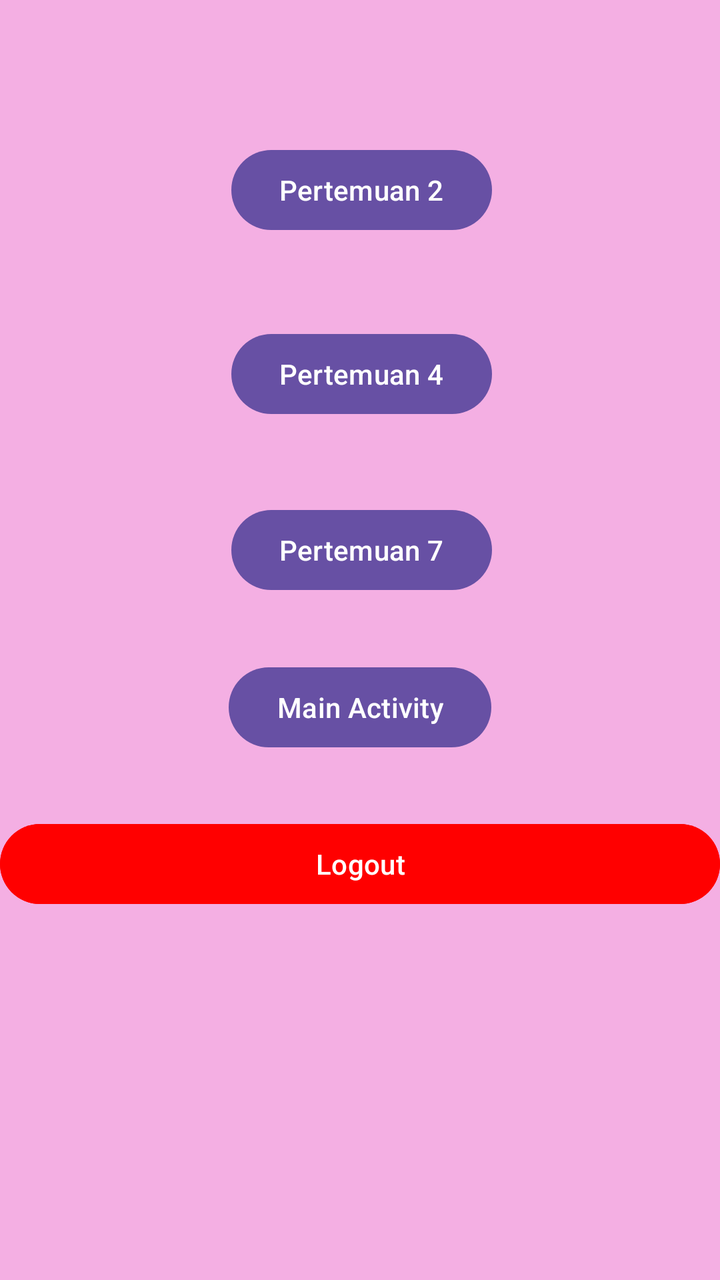
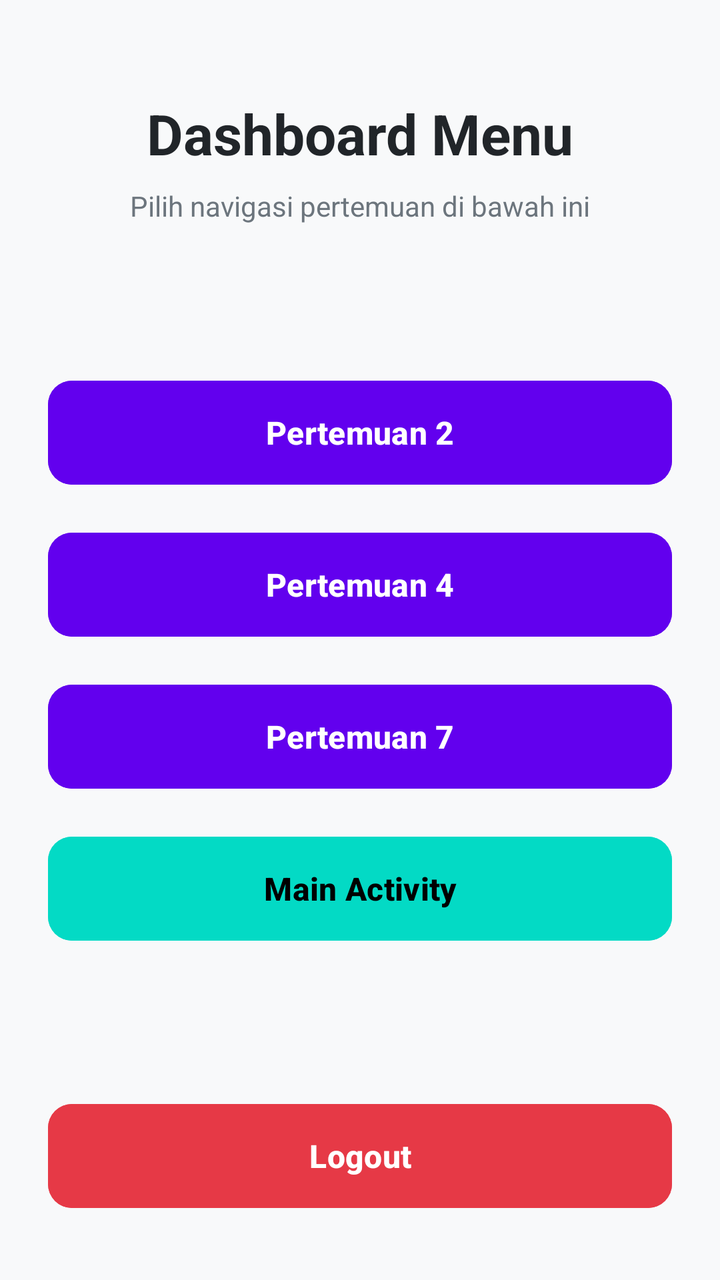

Two renders of the same Android screen: before a commit and after it. Below are the layout's source before the change and the commit's diff.
<!-- AndroidManifest.xml: application theme Theme.Ranialngshot -->
<!-- res/layout/fragment_home.xml -->
<?xml version="1.0" encoding="utf-8"?>
<androidx.constraintlayout.widget.ConstraintLayout xmlns:android="http://schemas.android.com/apk/res/android"
    xmlns:app="http://schemas.android.com/apk/res-auto"
    xmlns:tools="http://schemas.android.com/tools"
    android:layout_width="match_parent"
    android:layout_height="match_parent"
    android:background="#F4AFE3"
    tools:context=".home.HomeFragment">

    <Button
        android:id="@+id/btnToFourth"
        android:layout_width="wrap_content"
        android:layout_height="wrap_content"
        android:layout_centerInParent="true"
        android:layout_marginTop="44dp"
        android:text="Pertemuan 4"
        app:layout_constraintEnd_toEndOf="parent"
        app:layout_constraintHorizontal_bias="0.503"
        app:layout_constraintStart_toStartOf="parent"
        app:layout_constraintTop_toBottomOf="@+id/btnToSec" />

    <Button
        android:id="@+id/btnLogout"
        android:layout_width="match_parent"
        android:layout_height="wrap_content"
        android:layout_marginTop="109dp"
        android:layout_marginBottom="72dp"
        android:background="@null"
        android:backgroundTint="#FF0000"
        android:text="Logout"
        android:textColor="@color/white"
        app:layout_constraintBottom_toBottomOf="parent"
        app:layout_constraintTop_toBottomOf="@+id/btnToSeventh"
        app:layout_constraintVertical_bias="0.0"
        tools:layout_editor_absoluteX="-16dp" />

    <Button
        android:id="@+id/btnToSec"
        android:layout_width="wrap_content"
        android:layout_height="wrap_content"
        android:text="Pertemuan 2"
        app:layout_constraintBottom_toBottomOf="parent"
        app:layout_constraintEnd_toEndOf="parent"
        app:layout_constraintHorizontal_bias="0.503"
        app:layout_constraintStart_toStartOf="parent"
        app:layout_constraintTop_toTopOf="parent"
        app:layout_constraintVertical_bias="0.12" />

    <Button
        android:id="@+id/btnToSeventh"
        android:layout_width="wrap_content"
        android:layout_height="wrap_content"
        android:layout_marginTop="40dp"
        android:text="Pertemuan 7"
        app:layout_constraintEnd_toEndOf="parent"
        app:layout_constraintHorizontal_bias="0.503"
        app:layout_constraintStart_toStartOf="parent"
        app:layout_constraintTop_toBottomOf="@id/btnToFourth" />

    <Button
        android:id="@+id/btnMain"
        android:layout_width="wrap_content"
        android:layout_height="wrap_content"
        android:text="Main Activity"
        app:layout_constraintBottom_toTopOf="@+id/btnLogout"
        app:layout_constraintEnd_toEndOf="parent"
        app:layout_constraintStart_toStartOf="parent"
        app:layout_constraintTop_toBottomOf="@+id/btnToSeventh" />

</androidx.constraintlayout.widget.ConstraintLayout>
<!-- resources referenced by this layout -->
<resources>
  <color name="white">#FFFFFFFF</color>
  <style name="Theme.Ranialngshot" parent="Base.Theme.Ranialngshot" />
  <style name="Base.Theme.Ranialngshot" parent="Theme.Material3.DayNight.NoActionBar">
          
          
      </style>
</resources>

<!-- the commit's change to res/layout/fragment_home.xml (unified diff, before → after) -->
@@ -4,67 +4,106 @@
     xmlns:tools="http://schemas.android.com/tools"
     android:layout_width="match_parent"
     android:layout_height="match_parent"
-    android:background="#F4AFE3"
+    android:background="#F8F9FA"
+    android:padding="24dp"
     tools:context=".home.HomeFragment">
 
-    <Button
-        android:id="@+id/btnToFourth"
+    <TextView
+        android:id="@+id/tvHeader"
         android:layout_width="wrap_content"
         android:layout_height="wrap_content"
-        android:layout_centerInParent="true"
-        android:layout_marginTop="44dp"
-        android:text="Pertemuan 4"
+        android:layout_marginTop="24dp"
+        android:text="Dashboard Menu"
+        android:textColor="#212529"
+        android:textSize="28sp"
+        android:textStyle="bold"
         app:layout_constraintEnd_toEndOf="parent"
-        app:layout_constraintHorizontal_bias="0.503"
         app:layout_constraintStart_toStartOf="parent"
-        app:layout_constraintTop_toBottomOf="@+id/btnToSec" />
+        app:layout_constraintTop_toTopOf="parent" />
+
+    <TextView
+        android:id="@+id/tvSubHeader"
+        android:layout_width="wrap_content"
+        android:layout_height="wrap_content"
+        android:layout_marginTop="8dp"
+        android:text="Pilih navigasi pertemuan di bawah ini"
+        android:textColor="#6C757D"
+        android:textSize="14sp"
+        app:layout_constraintEnd_toEndOf="parent"
+        app:layout_constraintStart_toStartOf="parent"
+        app:layout_constraintTop_toBottomOf="@id/tvHeader" />
+
+    <LinearLayout
+        android:id="@+id/menuContainer"
+        android:layout_width="match_parent"
+        android:layout_height="wrap_content"
+        android:orientation="vertical"
+        app:layout_constraintBottom_toTopOf="@+id/btnLogout"
+        app:layout_constraintEnd_toEndOf="parent"
+        app:layout_constraintStart_toStartOf="parent"
+        app:layout_constraintTop_toBottomOf="@+id/tvSubHeader">
+
+        <Button
+            android:id="@+id/btnToSec"
+            android:layout_width="match_parent"
+            android:layout_height="60dp"
+            android:layout_marginBottom="16dp"
+            android:backgroundTint="#6200EE"
+            android:text="Pertemuan 2"
+            android:textColor="@android:color/white"
+            android:textSize="16sp"
+            android:textStyle="bold"
+            app:cornerRadius="12dp" />
+
+        <Button
+            android:id="@+id/btnToFourth"
+            android:layout_width="match_parent"
+            android:layout_height="60dp"
+            android:layout_marginBottom="16dp"
+            android:backgroundTint="#6200EE"
+            android:text="Pertemuan 4"
+            android:textColor="@android:color/white"
+            android:textSize="16sp"
+            android:textStyle="bold"
+            app:cornerRadius="12dp" />
+
+        <Button
+            android:id="@+id/btnToSeventh"
+            android:layout_width="match_parent"
+            android:layout_height="60dp"
+            android:layout_marginBottom="16dp"
+            android:backgroundTint="#6200EE"
+            android:text="Pertemuan 7"
+            android:textColor="@android:color/white"
+            android:textSize="16sp"
+            android:textStyle="bold"
+            app:cornerRadius="12dp" />
+
+        <Button
+            android:id="@+id/btnMain"
+            android:layout_width="match_parent"
+            android:layout_height="60dp"
+            android:backgroundTint="#03DAC5"
+            android:text="Main Activity"
+            android:textColor="#000000"
+            android:textSize="16sp"
+            android:textStyle="bold"
+            app:cornerRadius="12dp" />
+    </LinearLayout>
 
     <Button
         android:id="@+id/btnLogout"
         android:layout_width="match_parent"
-        android:layout_height="wrap_content"
-        android:layout_marginTop="109dp"
-        android:layout_marginBottom="72dp"
-        android:background="@null"
-        android:backgroundTint="#FF0000"
+        android:layout_height="60dp"
+        android:layout_marginBottom="8dp"
+        android:backgroundTint="#E63946"
         android:text="Logout"
-        android:textColor="@color/white"
-        app:layout_constraintBottom_toBottomOf="parent"
-        app:layout_constraintTop_toBottomOf="@+id/btnToSeventh"
-        app:layout_constraintVertical_bias="0.0"
-        tools:layout_editor_absoluteX="-16dp" />
-
-    <Button
-        android:id="@+id/btnToSec"
-        android:layout_width="wrap_content"
-        android:layout_height="wrap_content"
-        android:text="Pertemuan 2"
+        android:textColor="@android:color/white"
+        android:textSize="16sp"
+        android:textStyle="bold"
+        app:cornerRadius="12dp"
         app:layout_constraintBottom_toBottomOf="parent"
         app:layout_constraintEnd_toEndOf="parent"
-        app:layout_constraintHorizontal_bias="0.503"
-        app:layout_constraintStart_toStartOf="parent"
-        app:layout_constraintTop_toTopOf="parent"
-        app:layout_constraintVertical_bias="0.12" />
-
-    <Button
-        android:id="@+id/btnToSeventh"
-        android:layout_width="wrap_content"
-        android:layout_height="wrap_content"
-        android:layout_marginTop="40dp"
-        android:text="Pertemuan 7"
-        app:layout_constraintEnd_toEndOf="parent"
-        app:layout_constraintHorizontal_bias="0.503"
-        app:layout_constraintStart_toStartOf="parent"
-        app:layout_constraintTop_toBottomOf="@id/btnToFourth" />
-
-    <Button
-        android:id="@+id/btnMain"
-        android:layout_width="wrap_content"
-        android:layout_height="wrap_content"
-        android:text="Main Activity"
-        app:layout_constraintBottom_toTopOf="@+id/btnLogout"
-        app:layout_constraintEnd_toEndOf="parent"
-        app:layout_constraintStart_toStartOf="parent"
-        app:layout_constraintTop_toBottomOf="@+id/btnToSeventh" />
+        app:layout_constraintStart_toStartOf="parent" />
 
 </androidx.constraintlayout.widget.ConstraintLayout>
<!-- resource entries referenced after the edit -->
@@ -1,6 +1,5 @@
 <!-- resources referenced by this layout -->
 <resources>
-  <color name="white">#FFFFFFFF</color>
   <style name="Theme.Ranialngshot" parent="Base.Theme.Ranialngshot" />
   <style name="Base.Theme.Ranialngshot" parent="Theme.Material3.DayNight.NoActionBar">
           
